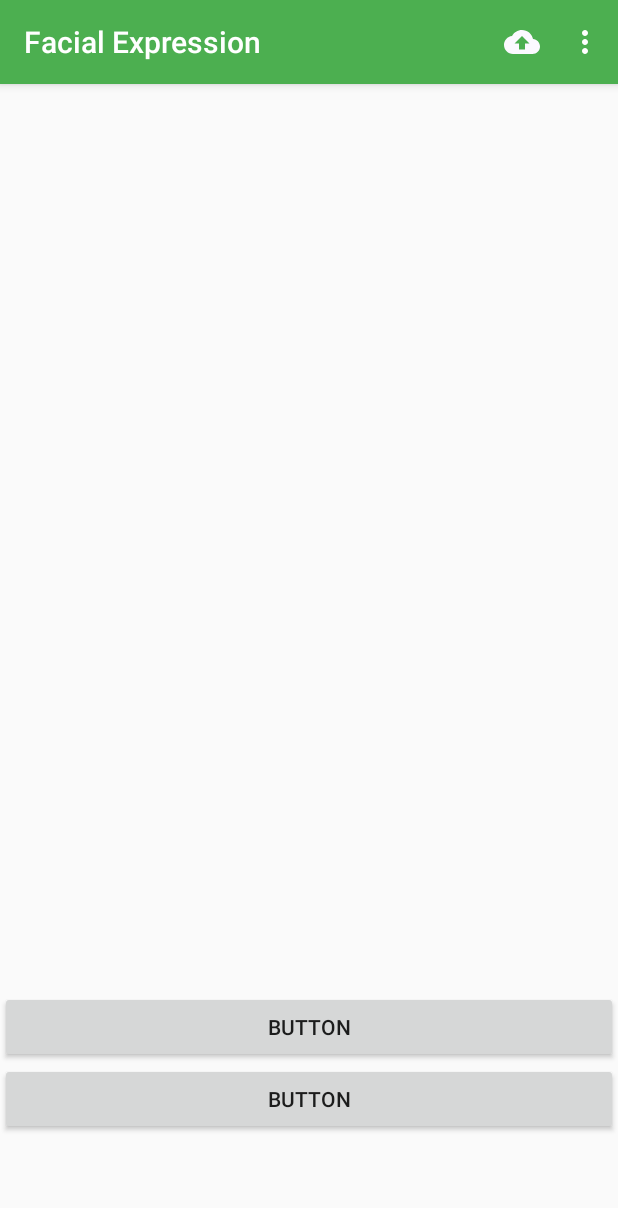
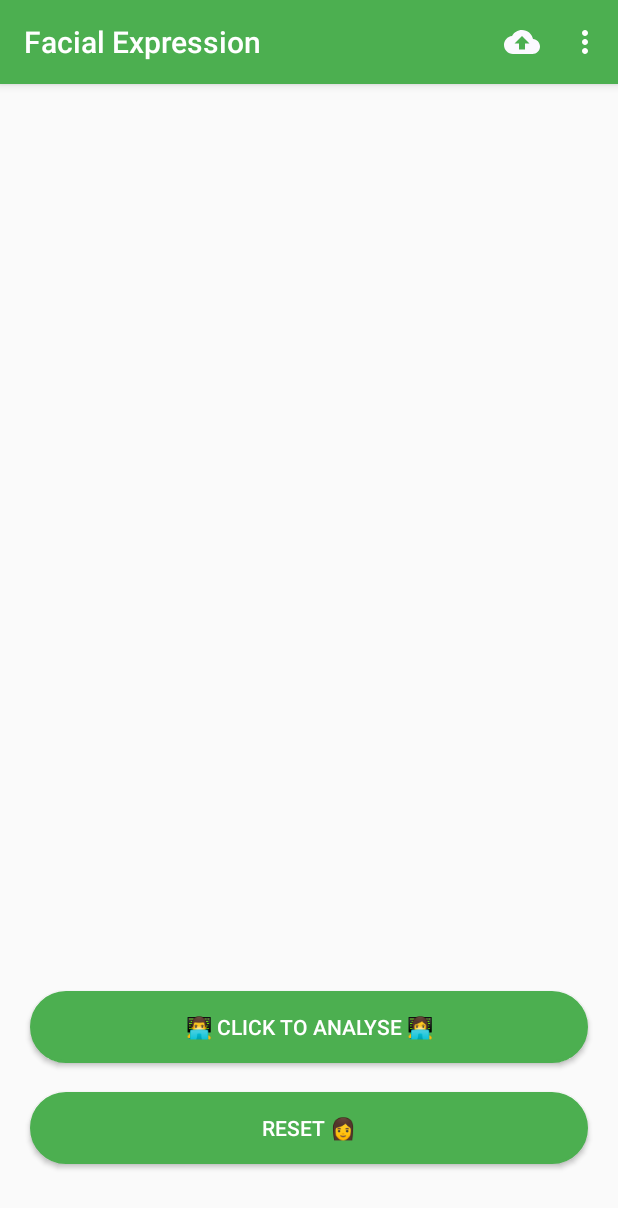
Before and after one commit to ctkqiang/Facial_Expression, an Android app: the screen it shows after launch (MainActivity), on a phone screen of 412 x 824 dp. Shown: the top 1208 px of the screen. Run offline under Robolectric (Android 15) with nearby library versions, the phone set to English and light mode, and no system bars; libraries missing offline, so code that uses them is left out: cn.pedant, com.camerakit.

Commit message:
UI Updated

```diff
--- /dev/null
+++ b/app/src/main/res/drawable/ripple_effect.xml
@@ -0,0 +1,13 @@
+<?xml version="1.0" encoding="utf-8"?>
+<ripple xmlns:android="http://schemas.android.com/apk/res/android"
+    android:color="@color/ripple">
+    <item>
+        <shape android:shape="rectangle">
+            <stroke
+                android:width="2dp"
+                android:color="@color/colorAccent"/>
+            <solid android:color="@color/colorAccent"/>
+            <corners android:radius="23dp"/>
+        </shape>
+    </item>
+</ripple>
--- a/app/src/main/res/layout/activity_main.xml
+++ b/app/src/main/res/layout/activity_main.xml
@@ -45,16 +45,32 @@
                 android:textSize="19sp" />
 
             <Button
-                android:id="@+id/button30"
+                android:id="@+id/analyse"
                 android:layout_width="match_parent"
                 android:layout_height="wrap_content"
-                android:text="Button" />
+                android:layout_marginStart="20dp"
+                android:layout_marginEnd="20dp"
+                android:background="@drawable/ripple_effect"
+                android:text="@string/analyse"
+                android:textColor="@android:color/white" />
+
+            <TextView
+                android:layout_width="match_parent"
+                android:layout_height="wrap_content" />
 
             <Button
-                android:id="@+id/button31"
+                android:id="@+id/reset"
                 android:layout_width="match_parent"
                 android:layout_height="wrap_content"
-                android:text="Button" />
+                android:layout_marginStart="20dp"
+                android:layout_marginEnd="20dp"
+                android:background="@drawable/ripple_effect"
+                android:text="@string/reset"
+                android:textColor="@android:color/white" />
+
+            <TextView
+                android:layout_width="match_parent"
+                android:layout_height="wrap_content" />
 
         </LinearLayout>
     </ScrollView>
--- a/app/src/main/res/values/colors.xml
+++ b/app/src/main/res/values/colors.xml
@@ -3,4 +3,5 @@
     <color name="colorPrimary">#4CAF50</color>
     <color name="colorPrimaryDark">#4CAF50</color>
     <color name="colorAccent">#4CAF50</color>
+    <color name="ripple">#8BC34A</color>
 </resources>
--- a/app/src/main/res/values/strings.xml
+++ b/app/src/main/res/values/strings.xml
@@ -4,4 +4,7 @@
     <string name="export">Export</string>
     <string name="sourcecode">Source Code</string>
     <string name="upload">Upload</string>
+    <string name="analyse">👨‍💻 Click To Analyse 👩‍💻 </string>
+    <string name="an_done">Done 👌 </string>
+    <string name="reset">Reset 👩‍</string>
 </resources>
```
